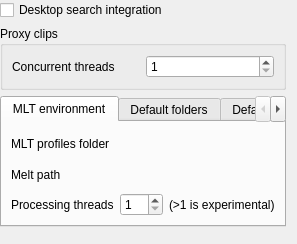
Before: the Qt Designer form src/widgets/configenv_ui.ui in KDE/kdenlive, drawn with Qt 5.
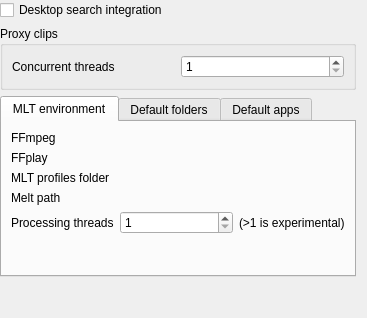
After: the same form once the commit is applied. Custom widgets are drawn as their Qt base class.

Diff of the .ui file:
```diff
--- a/src/widgets/configenv_ui.ui
+++ b/src/widgets/configenv_ui.ui
@@ -6,8 +6,8 @@
    <rect>
     <x>0</x>
     <y>0</y>
-    <width>297</width>
-    <height>244</height>
+    <width>367</width>
+    <height>318</height>
    </rect>
   </property>
   <layout class="QGridLayout" name="gridLayout">
@@ -34,34 +34,37 @@
        <string>MLT environment</string>
       </attribute>
       <layout class="QGridLayout" name="gridLayout_3">
-       <item row="0" column="0">
-        <widget class="QLabel" name="label">
-         <property name="text">
-          <string>MLT profiles folder</string>
+       <item row="5" column="1">
+        <spacer name="verticalSpacer_2">
+         <property name="orientation">
+          <enum>Qt::Vertical</enum>
          </property>
-        </widget>
+         <property name="sizeHint" stdset="0">
+          <size>
+           <width>20</width>
+           <height>40</height>
+          </size>
+         </property>
+        </spacer>
        </item>
-       <item row="0" column="1" colspan="3">
-        <widget class="KUrlRequester" name="mltpathurl"/>
+       <item row="3" column="1" colspan="3">
+        <widget class="KUrlRequester" name="rendererpathurl"/>
        </item>
-       <item row="1" column="0">
+       <item row="3" column="0">
         <widget class="QLabel" name="label_2">
          <property name="text">
           <string>Melt path</string>
          </property>
         </widget>
        </item>
-       <item row="1" column="1" colspan="3">
-        <widget class="KUrlRequester" name="rendererpathurl"/>
-       </item>
-       <item row="2" column="0">
-        <widget class="QLabel" name="label_6">
+       <item row="4" column="3">
+        <widget class="QLabel" name="label_7">
          <property name="text">
-          <string>Processing threads</string>
+          <string>(&gt;1 is experimental)</string>
          </property>
         </widget>
        </item>
-       <item row="2" column="1" colspan="2">
+       <item row="4" column="1" colspan="2">
         <widget class="QSpinBox" name="kcfg_mltthreads">
          <property name="sizePolicy">
           <sizepolicy hsizetype="Minimum" vsizetype="Fixed">
@@ -74,13 +77,43 @@
          </property>
         </widget>
        </item>
-       <item row="2" column="3">
-        <widget class="QLabel" name="label_7">
+       <item row="4" column="0">
+        <widget class="QLabel" name="label_6">
          <property name="text">
-          <string>(&gt;1 is experimental)</string>
+          <string>Processing threads</string>
          </property>
         </widget>
        </item>
+       <item row="0" column="0">
+        <widget class="QLabel" name="label_8">
+         <property name="text">
+          <string>FFmpeg</string>
+         </property>
+        </widget>
+       </item>
+       <item row="2" column="0">
+        <widget class="QLabel" name="label">
+         <property name="text">
+          <string>MLT profiles folder</string>
+         </property>
+        </widget>
+       </item>
+       <item row="2" column="1" colspan="3">
+        <widget class="KUrlRequester" name="mltpathurl"/>
+       </item>
+       <item row="0" column="1" colspan="3">
+        <widget class="KUrlRequester" name="ffmpegurl"/>
+       </item>
+       <item row="1" column="0">
+        <widget class="QLabel" name="label_13">
+         <property name="text">
+          <string>FFplay</string>
+         </property>
+        </widget>
+       </item>
+       <item row="1" column="1" colspan="3">
+        <widget class="KUrlRequester" name="ffplayurl"/>
+       </item>
       </layout>
      </widget>
      <widget class="QWidget" name="tab_2">
```
